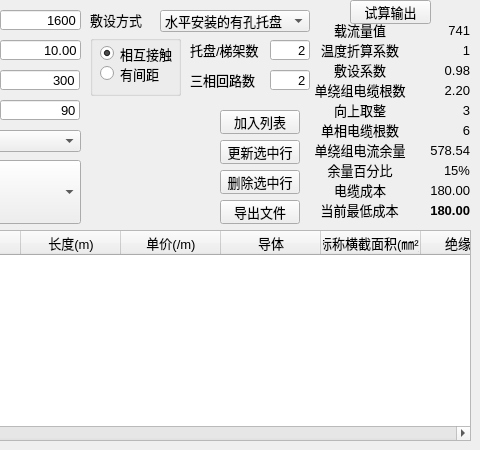
Above: ui/PowerCableForm.ui from LeeZhang1979/UniTools before the change; both pictures show x 290 to 770 and y 0 to 450 of the 770 by 450 pixel window. Below: the same form after it.
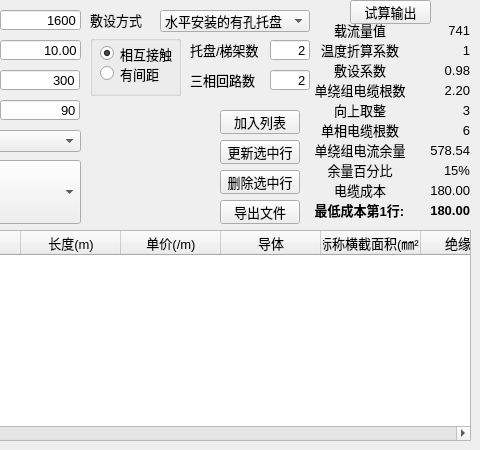
That is the form after the change.

What changed in the file:
```diff
--- a/ui/PowerCableForm.ui
+++ b/ui/PowerCableForm.ui
@@ -1624,10 +1624,12 @@
     <font>
      <family>Microsoft YaHei UI</family>
      <pointsize>10</pointsize>
+     <weight>75</weight>
+     <bold>true</bold>
     </font>
    </property>
    <property name="text">
-    <string>当前最低成本</string>
+    <string>最低成本第1行:</string>
    </property>
    <property name="alignment">
     <set>Qt::AlignCenter</set>
```
Left out of the diff: 12 changed lines with no effect on the pictures.
